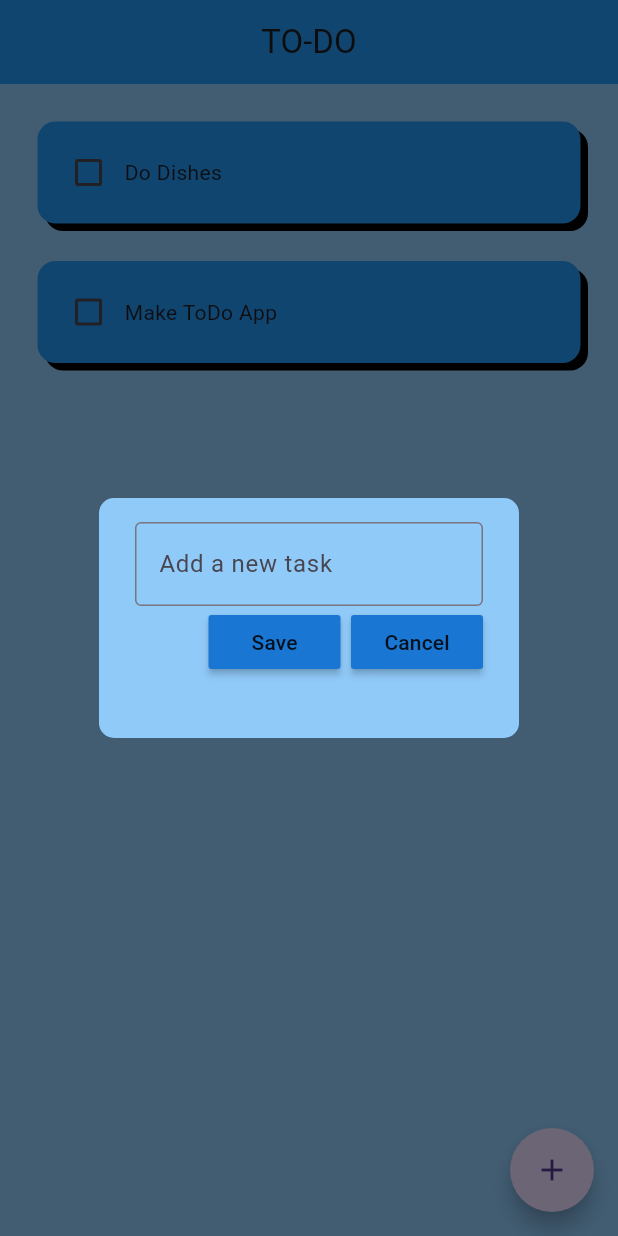
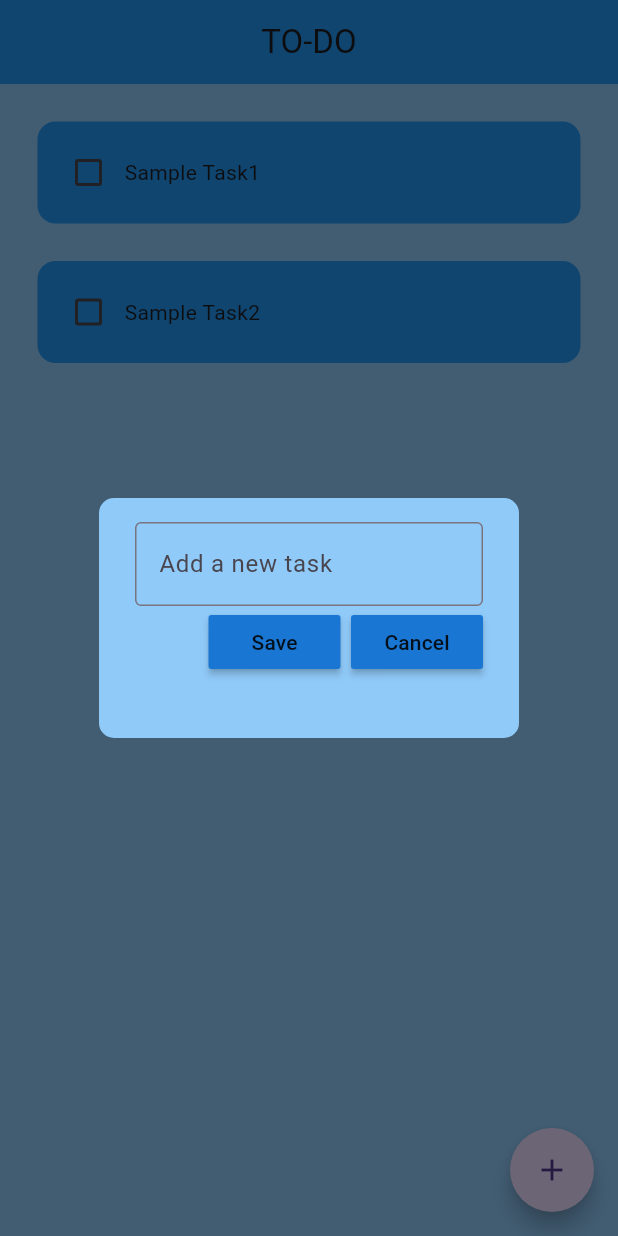
Before and after one commit to jainbhavit2018/todo_app, a Flutter app: the screen it shows after launch, after a tap on the "add" icon, on a phone screen of 412 x 824 dp. Run offline on Flutter 3.47's test engine with Material 3 defaults, Android fonts, the phone set to English and light mode, and no system bars; drawn by our look-alikes of flutter_slidable; our stand-ins replace hive_flutter; accounts and stored records are empty.

Commit message:
added delete and local storage capabilities

```diff
--- /dev/null
+++ b/lib/data/database.dart
@@ -0,0 +1,26 @@
+import 'package:hive_flutter/hive_flutter.dart';
+
+class ToDoDatabase {
+  List toDoList = [];
+
+  //reference the box
+  final _myBox = Hive.box('mybox');
+
+  // run this method if its the first time ever opening the app
+  void createInitialData() {
+    toDoList = [
+      ["Sample Task1", false],
+      ["Sample Task2", false],
+    ];
+  }
+
+  // load data from database
+  void loadData() {
+    toDoList = _myBox.get("TODOLIST");
+  }
+
+  //update the database
+  void updateDatabase() {
+    _myBox.put("TODOLIST", toDoList);
+  }
+}
--- a/lib/main.dart
+++ b/lib/main.dart
@@ -1,7 +1,14 @@
 import 'package:flutter/material.dart';
+import 'package:hive_flutter/hive_flutter.dart';
 import 'package:todo_app/pages/home_page.dart';
 
-void main() {
+void main() async {
+  // initialise hive
+  await Hive.initFlutter();
+
+  // open a box
+  var box = await Hive.openBox('mybox');
+
   runApp(const MyApp());
 }
 
--- a/lib/pages/home_page.dart
+++ b/lib/pages/home_page.dart
@@ -1,4 +1,6 @@
 import 'package:flutter/material.dart';
+import 'package:hive_flutter/hive_flutter.dart';
+import 'package:todo_app/data/database.dart';
 import 'package:todo_app/util/dialog_box.dart';
 import '../util/todo_tile.dart';
 
@@ -10,29 +12,42 @@ class HomePage extends StatefulWidget {
 }
 
 class _HomePageState extends State<HomePage> {
+  // reference the box
+  final _myBox = Hive.box('mybox');
+
+  @override
+  void initState() {
+    if (_myBox.get("TODOLIST") == null) {
+      // first time ever
+      db.createInitialData();
+    } else {
+      // opened before
+      db.loadData();
+    }
+  }
+
   // text editing controller
   final _controller = TextEditingController();
 
   // list of todo tasks
-  List toDoList = [
-    ['Do Dishes', false],
-    ['Make ToDo App', false],
-  ];
+  ToDoDatabase db = ToDoDatabase();
 
   // checkbox was tapped
   void checkBoxChanged(bool? value, int index) {
     setState(() {
-      toDoList[index][1] = !toDoList[index][1];
+      db.toDoList[index][1] = !db.toDoList[index][1];
     });
+    db.updateDatabase();
   }
 
   //save New Task
   void saveNewTask() {
     setState(() {
-      toDoList.add([_controller.text, false]);
+      db.toDoList.add([_controller.text, false]);
       _controller.clear();
     });
     Navigator.of(context).pop();
+    db.updateDatabase();
   }
 
   // create new task
@@ -47,6 +62,15 @@ class _HomePageState extends State<HomePage> {
         );
       },
     );
+    db.updateDatabase();
+  }
+
+  // delete task
+  void deleteTask(int index) {
+    setState(() {
+      db.toDoList.removeAt(index);
+    });
+    db.updateDatabase();
   }
 
   @override
@@ -74,12 +98,13 @@ class _HomePageState extends State<HomePage> {
 
       // body
       body: ListView.builder(
-        itemCount: toDoList.length,
+        itemCount: db.toDoList.length,
         itemBuilder: (context, index) {
           return ToDoTile(
-            taskName: toDoList[index][0],
-            taskCompleted: toDoList[index][1],
+            taskName: db.toDoList[index][0],
+            taskCompleted: db.toDoList[index][1],
             onChanged: (value) => checkBoxChanged(value, index),
+            deleteFunction: (context) => deleteTask(index),
           );
         },
       ),
--- a/lib/util/todo_tile.dart
+++ b/lib/util/todo_tile.dart
@@ -1,16 +1,19 @@
 import 'package:flutter/material.dart';
+import 'package:flutter_slidable/flutter_slidable.dart';
 
 // ignore: must_be_immutable
 class ToDoTile extends StatelessWidget {
   final String taskName;
   final bool taskCompleted;
   Function(bool?)? onChanged;
+  Function(BuildContext)? deleteFunction;
 
   ToDoTile(
       {super.key,
       required this.taskName,
       required this.taskCompleted,
-      required this.onChanged});
+      required this.onChanged,
+      required this.deleteFunction});
 
   @override
   Widget build(BuildContext context) {
@@ -19,6 +22,18 @@ class ToDoTile extends StatelessWidget {
       padding: const EdgeInsets.only(left: 25, right: 25, top: 25),
 
       // tile
+      child: Slidable(
+        endActionPane: ActionPane(
+          motion: const StretchMotion(),
+          children: [
+            SlidableAction(
+              onPressed: deleteFunction,
+              icon: Icons.delete,
+              backgroundColor: Colors.red,
+              borderRadius: BorderRadius.circular(12),
+            )
+          ],
+        ),
         child: Container(
           // internal padding
           padding: const EdgeInsets.all(10),
@@ -26,16 +41,6 @@ class ToDoTile extends StatelessWidget {
           decoration: BoxDecoration(
             color: Colors.blue,
             borderRadius: BorderRadius.circular(12),
-          boxShadow: const [
-            BoxShadow(
-              offset: Offset(
-                5.0,
-                5.0,
-              ),
-              blurRadius: 0.0,
-              spreadRadius: 0.0,
-            ),
-          ],
           ),
 
           // wrapped checkbox and task name in a row
@@ -55,6 +60,7 @@ class ToDoTile extends StatelessWidget {
             ],
           ),
         ),
+      ),
     );
   }
 }
--- a/pubspec.yaml
+++ b/pubspec.yaml
@@ -30,15 +30,19 @@ environment:
 dependencies:
   flutter:
     sdk: flutter
-
+  hive: ^2.2.3
+  hive_flutter: ^1.1.0
 
   # The following adds the Cupertino Icons font to your application.
   # Use with the CupertinoIcons class for iOS style icons.
   cupertino_icons: ^1.0.2
+  flutter_slidable: ^1.2.0
 
 dev_dependencies:
   flutter_test:
     sdk: flutter
+  hive_generator: ^1.1.3
+  build_runner: ^2.1.11
 
   # The "flutter_lints" package below contains a set of recommended lints to
   # encourage good coding practices. The lint set provided by the package is
```
Also changed, not shown: pubspec.lock, 1 other file. Lines whose indentation alone changed are shown as unchanged.
